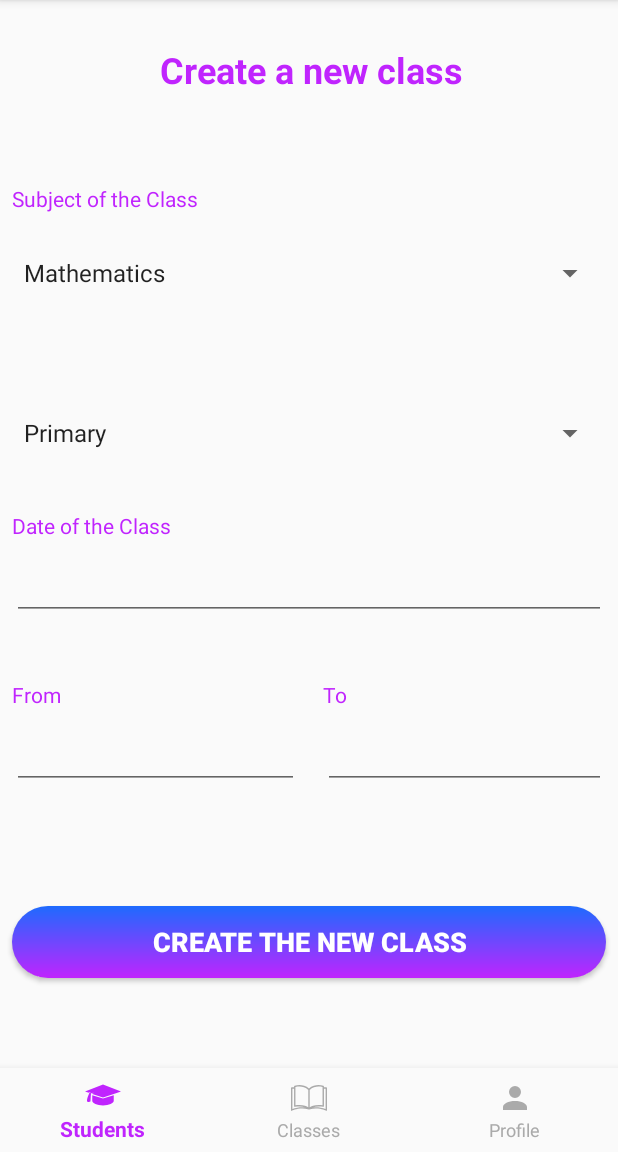
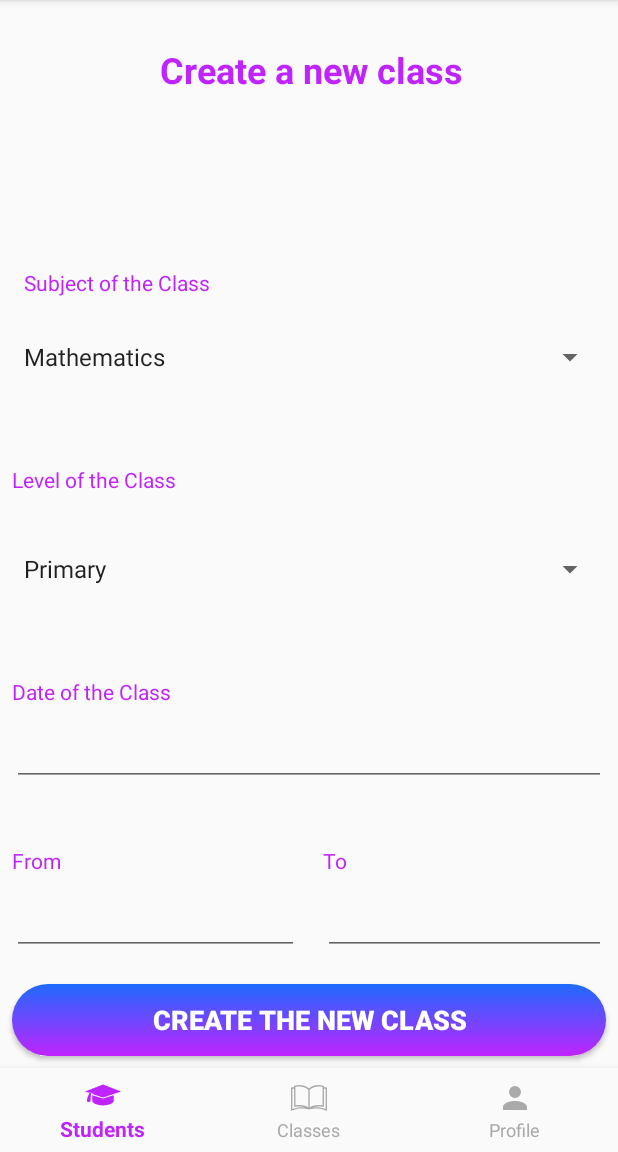
Before and after one commit to GuillaumePoirrier/appmgl7130, an Android app: the TeacherClassFormFragment screen opened directly, with no data from a screen before it, on a phone screen of 412 x 824 dp, the part 84-1236 px from its top. Run offline under Robolectric (Android 15) with nearby library versions, the phone set to English and light mode, and no system bars; our stand-ins replace ButterKnife, Firebase (no records; nobody signed in at launch, a user with empty details on screens opened directly); libraries missing offline, so code that uses them is left out: com.wdullaer.materialdatetimepicker.

Commit message:
simplify with butterknife anotations to bind

```diff
--- a/app/src/main/java/com/mgl7130/curve/models/Cours.java
+++ b/app/src/main/java/com/mgl7130/curve/models/Cours.java
@@ -3,7 +3,7 @@ package com.mgl7130.curve.models;
 import com.google.firebase.Timestamp;
 
 
-public class Cours {
+public class Cours extends GenericEntity{
 
     private String studentId;
     private String teacherId;
--- a/app/src/main/java/com/mgl7130/curve/pages/teacher/ui/class_create/TeacherClassFormFragment.java
+++ b/app/src/main/java/com/mgl7130/curve/pages/teacher/ui/class_create/TeacherClassFormFragment.java
@@ -1,11 +1,9 @@
 package com.mgl7130.curve.pages.teacher.ui.class_create;
 
-import android.graphics.Color;
 import android.os.Bundle;
 import android.support.annotation.NonNull;
 import android.support.annotation.Nullable;
 import android.support.v4.app.Fragment;
-import android.util.Log;
 import android.view.LayoutInflater;
 import android.view.View;
 import android.view.ViewGroup;
@@ -13,7 +11,6 @@ import android.widget.ArrayAdapter;
 import android.widget.Button;
 import android.widget.EditText;
 import android.widget.Spinner;
-import android.widget.SpinnerAdapter;
 import android.widget.Toast;
 
 import com.google.firebase.Timestamp;
@@ -30,18 +27,35 @@ import com.wdullaer.materialdatetimepicker.time.TimePickerDialog;
 import java.text.ParseException;
 import java.text.SimpleDateFormat;
 import java.util.Calendar;
-import java.util.Date;
 import java.util.GregorianCalendar;
 
-public class TeacherClassFormFragment extends Fragment{
+import butterknife.BindView;
+import butterknife.ButterKnife;
+import butterknife.OnClick;
 
-    private Button createClass;
-    private Spinner subject, level;
-    private EditText date, startHour, endHour;
-    private Calendar calendar ;
+public class TeacherClassFormFragment extends Fragment {
+
+    public static final String TAG = "TeacherClassFormFragment";
+
+    @BindView(R.id.spinner_subject)
+    Spinner subject;
+
+    @BindView(R.id.spinner_level)
+    Spinner level;
+
+    @BindView(R.id.et_class_date)
+    EditText date;
+
+    @BindView(R.id.start_time)
+    EditText startHour;
+
+    @BindView(R.id.end_time)
+    EditText endHour;
+
+
     private DatePickerDialog datePickerDialog ;
     private TimePickerDialog timePickerDialog ;
-    private int Year, Month, Day ;
+    private Calendar calendar ;
     private FirebaseAuth mAuth;
     private FirebaseFirestore db;
 
@@ -49,36 +63,24 @@ public class TeacherClassFormFragment extends Fragment{
     @Override
     public View onCreateView(@NonNull LayoutInflater inflater, @Nullable ViewGroup container, @Nullable Bundle savedInstanceState) {
         View view = inflater.inflate(R.layout.teacher_students_class_form_fragment, container, false);
+        ButterKnife.bind(this, view);
+
+        //init Calendar
+        calendar = Calendar.getInstance();
 
         //init Firebase instances
         mAuth = FirebaseAuth.getInstance();
         db = FirebaseFirestore.getInstance();
 
-        //init a Calendar
-        calendar = Calendar.getInstance();
-        Year = calendar.get(Calendar.YEAR) ;
-        Month = calendar.get(Calendar.MONTH);
-        Day = calendar.get(Calendar.DAY_OF_MONTH);
+        //Fill the spinners to match enum data
+        subject.setAdapter(new ArrayAdapter<String>(getActivity(), android.R.layout.simple_dropdown_item_1line, Subject.stringValues()));
+        level.setAdapter(new ArrayAdapter<String>(getActivity(), android.R.layout.simple_dropdown_item_1line, Level.stringValues()));
 
-        //get view elements
-        createClass = view.findViewById(R.id.button_create_class);
-        subject = view.findViewById(R.id.spinner_subject);
-        level = view.findViewById(R.id.spinner_level);
-        date = view.findViewById(R.id.et_class_date);
-        startHour = view.findViewById(R.id.start_time);
-        endHour = view.findViewById(R.id.end_time);
+        return view;
+    }
 
-        //Fill the spinners to match enum data
-        ArrayAdapter<String> subjectAdapter = new ArrayAdapter<String>(getActivity(), android.R.layout.simple_dropdown_item_1line, Subject.stringValues());
-        ArrayAdapter<String> levelAdapter = new ArrayAdapter<String>(getActivity(), android.R.layout.simple_dropdown_item_1line, Level.stringValues());
-
-        subject.setAdapter(subjectAdapter);
-        level.setAdapter(levelAdapter);
-
-        //create listners on date and time EditText to start pickers Dialogs
-        date.setOnClickListener(new View.OnClickListener() {
-            @Override
-            public void onClick(View view) {
+    @OnClick(R.id.et_class_date)
+    public void onDateClicked(View view){
         DatePickerDialog.OnDateSetListener onDateSetListener = new DatePickerDialog.OnDateSetListener() {
             @Override
             public void onDateSet(DatePickerDialog view, int year, int monthOfYear, int dayOfMonth) {
@@ -86,16 +88,15 @@ public class TeacherClassFormFragment extends Fragment{
                 date.setText(dateString);
             }
         };
-                datePickerDialog = DatePickerDialog.newInstance(onDateSetListener, Year, Month, Day);
+        datePickerDialog = DatePickerDialog.newInstance(onDateSetListener, calendar.get(Calendar.YEAR), calendar.get(Calendar.MONTH), calendar.get(Calendar.DAY_OF_MONTH));
         datePickerDialog.setAccentColor(getResources().getColor(R.color.color_blue));
         datePickerDialog.setTitle(getString(R.string.set_class_date));
         datePickerDialog.show(getActivity().getFragmentManager(), "DatePickerDialog");
     }
-        });
 
-        startHour.setOnClickListener(new View.OnClickListener() {
-            @Override
-            public void onClick(View view) {
+
+    @OnClick(R.id.start_time)
+    public void onStartTimeClicked(View view){
         TimePickerDialog.OnTimeSetListener onTimeSetListener = new TimePickerDialog.OnTimeSetListener() {
             @Override
             public void onTimeSet(RadialPickerLayout view, int hourOfDay, int minute, int second) {
@@ -108,11 +109,9 @@ public class TeacherClassFormFragment extends Fragment{
         timePickerDialog.setTitle(getString(R.string.set_class_start_time));
         timePickerDialog.show(getActivity().getFragmentManager(), "DatePickerDialog");
     }
-        });
 
-        endHour.setOnClickListener(new View.OnClickListener() {
-            @Override
-            public void onClick(View view) {
+    @OnClick(R.id.end_time)
+    public void onEndTimeClicked(View view){
         TimePickerDialog.OnTimeSetListener onTimeSetListener = new TimePickerDialog.OnTimeSetListener() {
             @Override
             public void onTimeSet(RadialPickerLayout view, int hourOfDay, int minute, int second) {
@@ -125,12 +124,9 @@ public class TeacherClassFormFragment extends Fragment{
         timePickerDialog.setTitle(getString(R.string.set_class_start_time));
         timePickerDialog.show(getActivity().getFragmentManager(), "DatePickerDialog");
     }
-        });
 
-        //Test fields values before completing the form
-        createClass.setOnClickListener(new View.OnClickListener() {
-            @Override
-            public void onClick(View view) {
+    @OnClick(R.id.button_create_class)
+    public void onCreateClassClicked(View view){
         if (verifyForm(date, startHour, endHour)){
             try {
                 createDbClass(date, startHour, endHour, subject, level);
@@ -140,25 +136,21 @@ public class TeacherClassFormFragment extends Fragment{
 
         }
     }
-        });
-
-        return view;
-    }
 
     public static android.support.v4.app.Fragment newInstance() {
         return new TeacherClassFormFragment();
     }
 
     public boolean verifyForm(EditText date, EditText startHour, EditText endHour){
-        if (date.getText() == null){
+        if (date.getText().equals("")){
             Toast.makeText(getActivity(), getString(R.string.select_date_error), Toast.LENGTH_SHORT).show();
             return false;
         }
-        if (startHour.getText() == null){
+        if (startHour.getText().equals("")){
             Toast.makeText(getActivity(), getString(R.string.select_startHour_error), Toast.LENGTH_SHORT).show();
             return false;
         }
-        if (endHour.getText() == null){
+        if (endHour.getText().equals("")){
             Toast.makeText(getActivity(), getString(R.string.select_endHour_error), Toast.LENGTH_SHORT).show();
             return false;
         }
--- a/app/src/main/res/layout/teacher_students_class_form_fragment.xml
+++ b/app/src/main/res/layout/teacher_students_class_form_fragment.xml
@@ -24,10 +24,8 @@
         android:layout_width="wrap_content"
         android:layout_height="wrap_content"
         android:layout_marginTop="40dp"
-        android:layout_marginBottom="78dp"
         android:text="@string/class_level"
         android:textColor="@color/color_purple"
-        app:layout_constraintBottom_toTopOf="@+id/guideline6"
         app:layout_constraintStart_toStartOf="@+id/spinner_level"
         app:layout_constraintTop_toBottomOf="@+id/spinner_subject" />
 
@@ -47,7 +45,8 @@
         android:id="@+id/tv_subject_label"
         android:layout_width="wrap_content"
         android:layout_height="wrap_content"
-        android:layout_marginTop="60dp"
+        android:layout_marginStart="8dp"
+        android:layout_marginTop="116dp"
         android:text="@string/class_subject"
         android:textColor="@color/color_purple"
         app:layout_constraintStart_toStartOf="@+id/spinner_subject"
@@ -131,11 +130,11 @@
         android:id="@+id/tv_date_label"
         android:layout_width="wrap_content"
         android:layout_height="wrap_content"
-        android:layout_marginTop="20dp"
+        android:layout_marginTop="40dp"
         android:text="@string/class_date"
         android:textColor="@color/color_purple"
         app:layout_constraintStart_toStartOf="@+id/et_class_date"
-        app:layout_constraintTop_toTopOf="@+id/guideline6" />
+        app:layout_constraintTop_toBottomOf="@+id/spinner_level" />
 
     <TextView
         android:id="@+id/textView9"
@@ -153,19 +152,12 @@
         app:layout_constraintStart_toStartOf="@+id/guideline5"
         app:layout_constraintTop_toTopOf="parent" />
 
-    <android.support.constraint.Guideline
-        android:id="@+id/guideline6"
-        android:layout_width="wrap_content"
-        android:layout_height="wrap_content"
-        android:orientation="horizontal"
-        app:layout_constraintGuide_percent="0.45" />
-
     <Button
         android:id="@+id/button_create_class"
         android:layout_width="0dp"
         android:layout_height="wrap_content"
         android:layout_marginStart="8dp"
-        android:layout_marginTop="40dp"
+        android:layout_marginTop="30dp"
         android:layout_marginEnd="8dp"
         android:layout_marginBottom="8dp"
         android:background="@drawable/sign_in_button"
@@ -178,5 +170,5 @@
         app:layout_constraintHorizontal_bias="0.0"
         app:layout_constraintStart_toStartOf="parent"
         app:layout_constraintTop_toBottomOf="@+id/start_time"
-        app:layout_constraintVertical_bias="0.424" />
+        app:layout_constraintVertical_bias="1.0" />
 </android.support.constraint.ConstraintLayout>
```
Also changed, not shown: app/build.gradle (+19 -5 lines), app/src/main/java/com/mgl7130/curve/helpers/FirestoreHelper.java (added, +43 -0 lines), app/src/main/java/com/mgl7130/curve/models/GenericEntity.java (added, +16 -0 lines), app/src/main/java/com/mgl7130/curve/models/User.java (+2 -5 lines), app/src/main/java/com/mgl7130/curve/pages/teacher/ui/class_list/TeacherClassRecyclerFragment.java (added, +75 -0 lines), app/src/main/java/com/mgl7130/curve/pages/teacher/ui/student_list/TeacherStudentsRecyclerFragment.java (+2 -6 lines). Lines whose indentation alone changed are shown as unchanged.
